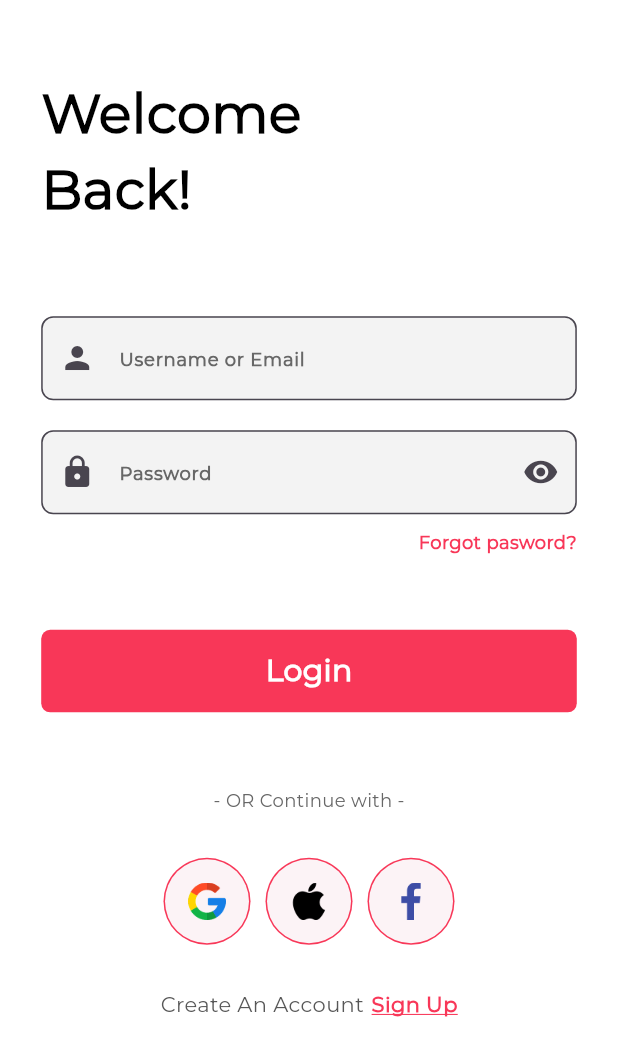
After one commit to ibrahim22khaled/stylish, a Flutter app: the LoginScreen screen opened by its route, on a phone screen of 412 x 824 dp. The commit adds this screen. Shown: the top 1056 px of the screen. Run offline on Flutter 3.47's test engine with Material 3 defaults, Android fonts, the phone set to English and light mode, and no system bars; our stand-ins replace gap, smooth_page_indicator.

Commit message:
finish login screen

```diff
--- a/lib/core/utils/constansts.dart
+++ b/lib/core/utils/constants.dart
@@ -1,5 +1,5 @@
   import 'package:flutter/material.dart';
 
-class Constansts {
+class Constants {
     static Color kMainColor=Color(0xffF83758);
   }
--- /dev/null
+++ b/lib/core/widgets/custom_general_button.dart
@@ -0,0 +1,24 @@
+import 'package:flutter/material.dart';
+import 'package:stylish/core/utils/constants.dart';
+import 'package:stylish/core/widgets/custom_text.dart';
+
+class CustomGeneralButton extends StatelessWidget {
+  const CustomGeneralButton({super.key, required this.buttonName, required this.fontWeight, required this.fontSize});
+  final String buttonName;
+  final FontWeight fontWeight;
+  final double fontSize;
+
+
+  @override
+  Widget build(BuildContext context) {
+    return Container(
+            height: 55,
+            decoration: BoxDecoration(
+              color: Constants.kMainColor,
+              borderRadius: BorderRadius.circular(6)
+
+            ),
+            child: Center(child: CustomText(text: buttonName, fontWeight: fontWeight, fontSize: fontSize, textColor: Colors.white,)),
+          );
+  }
+}
--- /dev/null
+++ b/lib/features/auth/presentation/login_screen.dart
@@ -0,0 +1,14 @@
+import 'package:flutter/material.dart';
+import 'package:stylish/features/auth/presentation/widgets/login_screen_details.dart';
+
+class LoginScreen extends StatelessWidget {
+  const LoginScreen({super.key});
+
+  @override
+  Widget build(BuildContext context) {
+    return Scaffold(
+      backgroundColor: Colors.white,
+      body: LoginScreenDetails(),
+    );
+  }
+}
--- /dev/null
+++ b/lib/features/auth/presentation/widgets/custom_text_field.dart
@@ -0,0 +1,43 @@
+import 'package:flutter/material.dart';
+import 'package:stylish/core/utils/constants.dart';
+
+class CustomTextField extends StatelessWidget {
+  const CustomTextField({
+    super.key,
+    required this.hintText,
+    required this.prefixIcon,
+    this.suffixIcon, required this.obsecureText,
+  });
+  final String hintText;
+  final Icon prefixIcon;
+  final Icon? suffixIcon;
+  final bool obsecureText;
+
+  @override
+  Widget build(BuildContext context) {
+    return TextField(
+      obscureText:obsecureText ,
+      cursorColor: Constants.kMainColor,
+      decoration: InputDecoration(
+        filled: true,
+        fillColor: Color(0xffF3F3F3),
+        prefixIcon: prefixIcon,
+        suffixIcon: suffixIcon,
+        hintText: hintText,
+        hintStyle: TextStyle(
+          fontSize: 12,
+          fontWeight: FontWeight.w900,
+          color: Color(0xff676767),
+        ),
+        border: OutlineInputBorder(
+          borderRadius: BorderRadius.circular(8),
+          borderSide: BorderSide(color: Color(0xffA8A8A9)),
+        ),
+        focusedBorder: OutlineInputBorder(
+          borderRadius: BorderRadius.circular(8),
+          borderSide: BorderSide(color: Constants.kMainColor),
+        ),
+      ),
+    );
+  }
+}
--- /dev/null
+++ b/lib/features/auth/presentation/widgets/login_screen_details.dart
@@ -0,0 +1,92 @@
+import 'package:flutter/material.dart';
+import 'package:gap/gap.dart';
+import 'package:stylish/core/utils/constants.dart';
+import 'package:stylish/core/utils/size_config.dart';
+import 'package:stylish/core/widgets/custom_general_button.dart';
+import 'package:stylish/core/widgets/custom_text.dart';
+import 'package:stylish/features/auth/presentation/widgets/custom_text_field.dart';
+import 'package:stylish/features/auth/presentation/widgets/social_media_icon.dart';
+
+class LoginScreenDetails extends StatelessWidget {
+  const LoginScreenDetails({super.key});
+
+  @override
+  Widget build(BuildContext context) {
+    return SingleChildScrollView(
+      child: Column(
+        children: [
+          Padding(
+            padding: EdgeInsets.symmetric(vertical: SizeConfig.defaultSize! * 5,horizontal: SizeConfig.screenWidth! / 15),
+            child: Row(
+              children: [
+                CustomText(text: "Welcome\nBack!", fontWeight: FontWeight.bold, fontSize: 36, textColor: Colors.black)
+              ],
+            ),
+          ),
+          const Gap(10),
+          Padding(
+            padding: EdgeInsets.symmetric(horizontal: SizeConfig.screenWidth! / 15),
+            child: CustomTextField(hintText: "Username or Email", prefixIcon: Icon(Icons.person), obsecureText: false,),
+
+          ),
+         const Gap(20),
+          Padding(
+            padding: EdgeInsets.symmetric(horizontal: SizeConfig.screenWidth! / 15),
+            child: CustomTextField(hintText: "Password", prefixIcon: Icon(Icons.lock),suffixIcon: Icon(Icons.visibility), obsecureText: true,),
+          ),
+          const Gap(10),
+          Padding(
+            padding:  EdgeInsets.only(right:SizeConfig.screenWidth! / 15),
+            child: Row(
+              mainAxisAlignment: MainAxisAlignment.end,
+              children: [
+                CustomText(text: "Forgot pasword?", fontWeight: FontWeight.w900, fontSize: 12, textColor: Constants.kMainColor)
+              ],
+            ),
+          ),
+          const Gap(50),
+          Padding(
+            padding: EdgeInsets.symmetric(horizontal: SizeConfig.screenWidth! / 15),
+            child:CustomGeneralButton(buttonName: "Login", fontWeight: FontWeight.w600, fontSize: 20)
+          ),
+          const Gap(50),
+          Column(
+            children: [
+              CustomText(text: "- OR Continue with -", fontWeight: FontWeight.w300, fontSize: 12, textColor: const Color(0xff676767)),
+              const Gap(30),
+              Row(
+                mainAxisAlignment: MainAxisAlignment.center,
+                children: [
+                  SocialMediaIcon(iconImage: 'assets/images/google.png'),
+                  const Gap(10),
+                  SocialMediaIcon(iconImage: 'assets/images/apple.png'),
+                  const Gap(10),
+                  SocialMediaIcon(iconImage: 'assets/images/facebook.png'),
+                ],
+              ),
+              const Gap(30),
+              Row(
+                mainAxisAlignment: MainAxisAlignment.center,
+                children: [
+                  CustomText(text: 'Create An Account', fontWeight: FontWeight.w100, fontSize: 14, textColor: Color(0xff575757)),
+                  const Gap(5),
+                  Text("Sign Up",
+                  style: TextStyle(
+                      decoration: TextDecoration.underline,
+                      decorationColor: Constants.kMainColor,
+                      decorationThickness: 1,
+                      fontSize: 14,
+                      fontWeight: FontWeight.w700,
+                      color: Constants.kMainColor,
+                    ),
+                  )
+                ],
+              )
+
+            ],
+          )
+        ],
+      ),
+    );
+  }
+}
--- /dev/null
+++ b/lib/features/auth/presentation/widgets/social_media_icon.dart
@@ -0,0 +1,20 @@
+import 'package:flutter/material.dart';
+import 'package:stylish/core/utils/constants.dart';
+
+class SocialMediaIcon extends StatelessWidget {
+  const SocialMediaIcon({super.key, required this.iconImage});
+  final String iconImage;
+
+  @override
+  Widget build(BuildContext context) {
+    return CircleAvatar(
+      radius: 29,
+      backgroundColor: Constants.kMainColor,
+      child: CircleAvatar(
+        radius: 28,
+        backgroundColor: Color(0xffFCF3F6),
+        child: Image.asset(iconImage, width: 25, height: 25),
+      ),
+    );
+  }
+}
--- a/lib/features/on_boarding/presentation/on_boarding_screen.dart
+++ b/lib/features/on_boarding/presentation/on_boarding_screen.dart
@@ -7,6 +7,7 @@ class OnBoardingScreen extends StatelessWidget {
   @override
   Widget build(BuildContext context) {
     return Scaffold(
+      backgroundColor: Colors.white,
       body: OnBoardingScreenDetails(),
     );
   }
--- a/lib/features/on_boarding/presentation/widgets/on_boarding_screen_details.dart
+++ b/lib/features/on_boarding/presentation/widgets/on_boarding_screen_details.dart
@@ -1,6 +1,6 @@
 import 'package:flutter/material.dart';
 import 'package:smooth_page_indicator/smooth_page_indicator.dart';
-import 'package:stylish/core/utils/constansts.dart';
+import 'package:stylish/core/utils/constants.dart';
 import 'package:stylish/core/utils/size_config.dart';
 import 'package:stylish/core/widgets/custom_text.dart';
 import 'package:stylish/features/on_boarding/presentation/widgets/page_screen.dart';
@@ -83,6 +83,9 @@ class _OnBoardingScreenDetailsState extends State<OnBoardingScreenDetails> {
                     curve: Curves.easeInOut,
                   );
                 }
+                else{
+                   Navigator.of(context).pushReplacementNamed("loginscreen");
+                }
               }
             },
             child: Row(
@@ -92,15 +95,17 @@ class _OnBoardingScreenDetailsState extends State<OnBoardingScreenDetails> {
                     text: "Next",
                     fontWeight: FontWeight.w900,
                     fontSize: 18,
-                    textColor: Constansts.kMainColor,
+                    textColor: Constants.kMainColor,
                   ),
                 if (_currentPage == 2)
-                  CustomText(
-                    text: "Get Started",
-                    fontWeight: FontWeight.w900,
-                    fontSize: 18,
-                    textColor: Constansts.kMainColor,
-                  ),
+
+                     CustomText(
+                      text: "Get Started",
+                      fontWeight: FontWeight.w900,
+                      fontSize: 18,
+                      textColor: Constants.kMainColor,
+                    ),
+
               ],
             ),
           ),
--- a/lib/features/splash/presentation/splash_screen.dart
+++ b/lib/features/splash/presentation/splash_screen.dart
@@ -7,6 +7,7 @@ class SplashScreen extends StatelessWidget {
   @override
   Widget build(BuildContext context) {
     return Scaffold(
+      backgroundColor: Colors.white,
       body:SplashScreenDetails()
     );
   }
--- a/lib/main.dart
+++ b/lib/main.dart
@@ -1,4 +1,5 @@
 import 'package:flutter/material.dart';
+import 'package:stylish/features/auth/presentation/login_screen.dart';
 import 'package:stylish/features/on_boarding/presentation/on_boarding_screen.dart';
 import 'package:stylish/features/splash/presentation/splash_screen.dart';
 
@@ -19,7 +20,8 @@ class Stylish extends StatelessWidget {
 
       debugShowCheckedModeBanner: false,
       routes: {
-        "onboardingscreen":(context)=>OnBoardingScreen()
+        "onboardingscreen":(context)=>OnBoardingScreen(),
+        "loginscreen":(context)=>LoginScreen()
       },
       home: SplashScreen(),
     );
--- a/pubspec.yaml
+++ b/pubspec.yaml
@@ -36,6 +36,7 @@ dependencies:
   cupertino_icons: ^1.0.8
   gap: ^3.0.1
   smooth_page_indicator: ^1.1.0
+  flutter_svg: ^2.2.0
 
 dev_dependencies:
   flutter_test:
@@ -62,6 +63,7 @@ flutter:
   # To add assets to your application, add an assets section, like this:
   assets:
      - assets/images/
+     - assets/icons/
 
   #   - images/a_dot_ham.jpeg
 
```
Also changed, not shown: assets/icons/user.svg (added), assets/images/apple.png (added), assets/images/facebook.png (added), assets/images/google.png (added), pubspec.lock.
